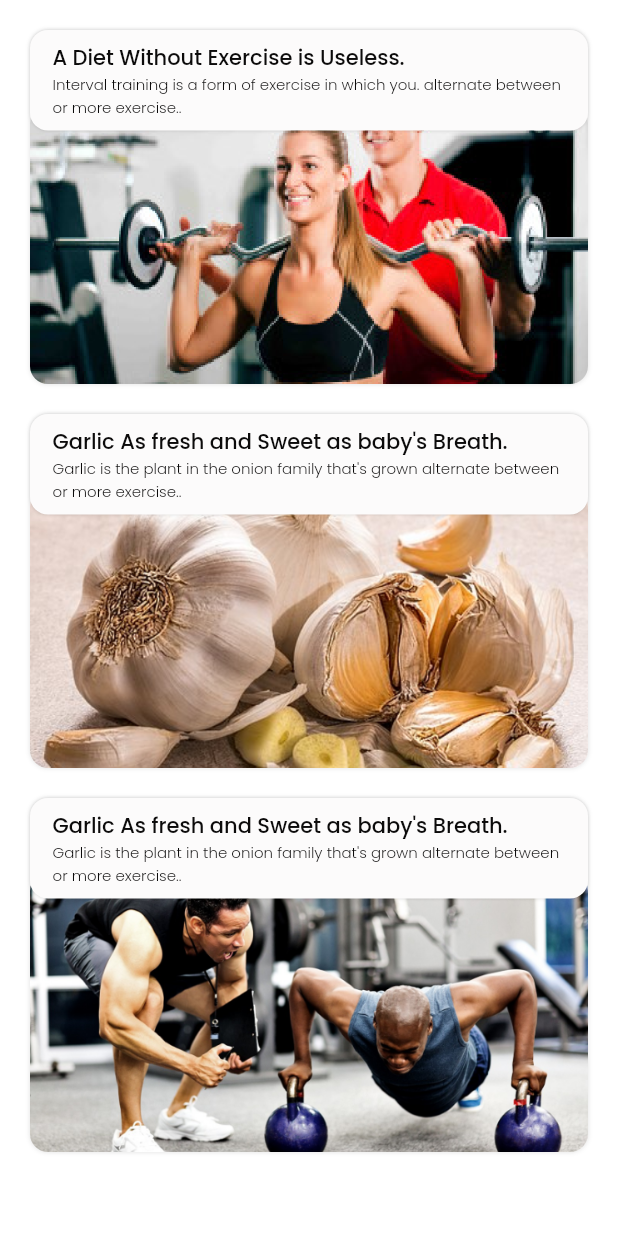
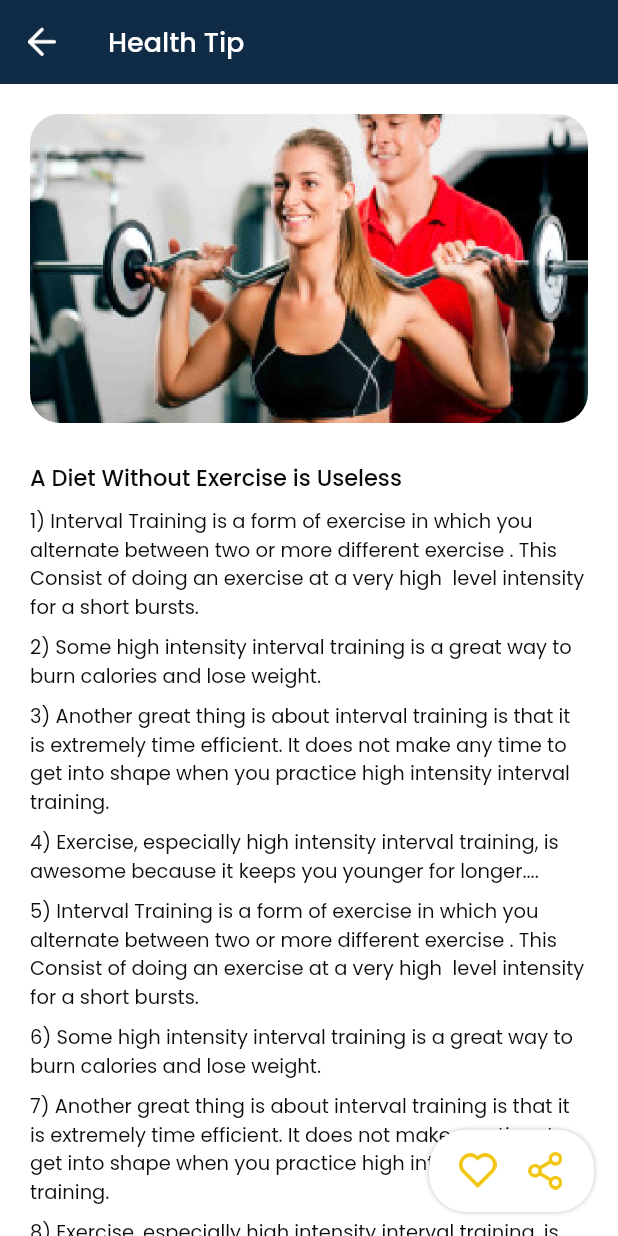
Before and after one commit to kasun751/healtho_gym_fitness_flutter, a Flutter app: the HealthTipScreen screen opened directly, after a tap on "A Diet Without Exercise is Useless.", on a phone screen of 412 x 824 dp. Run offline on Flutter 3.47's test engine with Material 3 defaults, Android fonts, the phone set to English and light mode, and no system bars; our stand-ins replace flutter_rating_bar; missing offline and left inert: otp_text_field_v2, otp_timer_button.

Commit message:
design done

```diff
--- /dev/null
+++ b/lib/screen/home/top_tab_view/health_tip/health_tip_details_screen.dart
@@ -0,0 +1,190 @@
+import 'package:flutter/material.dart';
+import 'package:healtho_gym/common/color_extension.dart';
+
+class HealthTipDetailScreen extends StatefulWidget {
+  const HealthTipDetailScreen({super.key});
+
+  @override
+  State<HealthTipDetailScreen> createState() => _HealthTipDetailScreenState();
+}
+
+class _HealthTipDetailScreenState extends State<HealthTipDetailScreen> {
+  @override
+  Widget build(BuildContext context) {
+    return Scaffold(
+      appBar: AppBar(
+        leading: IconButton(
+          onPressed: () {
+            context.pop();
+          },
+          icon: Image.asset(
+            "assets/img/back.png",
+            width: 20,
+            height: 20,
+            color: Colors.white,
+          ),
+        ),
+        backgroundColor: TColor.secondary,
+        centerTitle: false,
+        title: const Text(
+          "Health Tip",
+          style: TextStyle(
+            color: Colors.white,
+            fontSize: 18,
+          ),
+        ),
+      ),
+      body: SingleChildScrollView(
+        child: Column(
+          crossAxisAlignment: CrossAxisAlignment.start,
+          children: [
+            Padding(
+              padding: const EdgeInsets.symmetric(horizontal: 20, vertical: 20),
+              child: Column(
+                crossAxisAlignment: CrossAxisAlignment.start,
+                children: [
+                  ClipRRect(
+                    borderRadius: BorderRadius.circular(20),
+                    child: Image.asset(
+                      "assets/img/home_1.png",
+                      width: double.maxFinite,
+                      height: context.width * 0.5,
+                      fit: BoxFit.cover,
+                    ),
+                  ),
+                  const SizedBox(
+                    height: 25,
+                  ),
+                  Text(
+                    "A Diet Without Exercise is Useless",
+                    style: TextStyle(
+                      color: TColor.primaryText,
+                      fontSize: 15,
+                      fontWeight: FontWeight.w500,
+                    ),
+                  ),
+                  const SizedBox(
+                    height: 8,
+                  ),
+                  Text(
+                    "1) Interval Training is a form of exercise in which you alternate between two or more different exercise . This Consist of doing an exercise at a very high  level intensity for a short bursts.",
+                    style: TextStyle(
+                      color: TColor.primaryText,
+                      fontSize: 13,
+                    ),
+                  ),
+                  const SizedBox(
+                    height: 8,
+                  ),
+                  Text(
+                    "2) Some high intensity interval training is a great way to burn calories and lose weight.",
+                    style: TextStyle(
+                      color: TColor.primaryText,
+                      fontSize: 13,
+                    ),
+                  ),
+                  const SizedBox(
+                    height: 8,
+                  ),
+                  Text(
+                    "3) Another great thing is about interval training is that it is extremely time efficient. It does not make any time to get into shape when you practice high intensity interval training.",
+                    style: TextStyle(
+                      color: TColor.primaryText,
+                      fontSize: 13,
+                    ),
+                  ),
+                  const SizedBox(
+                    height: 8,
+                  ),
+                  Text(
+                    "4) Exercise, especially high intensity interval training, is awesome because it keeps you younger for longer....",
+                    style: TextStyle(
+                      color: TColor.primaryText,
+                      fontSize: 13,
+                    ),
+                  ),
+                  const SizedBox(
+                    height: 8,
+                  ),
+                  Text(
+                    "5) Interval Training is a form of exercise in which you alternate between two or more different exercise . This Consist of doing an exercise at a very high  level intensity for a short bursts.",
+                    style: TextStyle(
+                      color: TColor.primaryText,
+                      fontSize: 13,
+                    ),
+                  ),
+                  const SizedBox(
+                    height: 8,
+                  ),
+                  Text(
+                    "6) Some high intensity interval training is a great way to burn calories and lose weight.",
+                    style: TextStyle(
+                      color: TColor.primaryText,
+                      fontSize: 13,
+                    ),
+                  ),
+                  const SizedBox(
+                    height: 8,
+                  ),
+                  Text(
+                    "7) Another great thing is about interval training is that it is extremely time efficient. It does not make any time to get into shape when you practice high intensity interval training.",
+                    style: TextStyle(
+                      color: TColor.primaryText,
+                      fontSize: 13,
+                    ),
+                  ),
+                  const SizedBox(
+                    height: 8,
+                  ),
+                  Text(
+                    "8) Exercise, especially high intensity interval training, is awesome because it keeps you younger for longer….",
+                    style: TextStyle(
+                      color: TColor.primaryText,
+                      fontSize: 13,
+                    ),
+                  ),
+                ],
+              ),
+            )
+          ],
+        ),
+      ),
+      floatingActionButton: Container(
+        padding: const EdgeInsets.symmetric(horizontal: 20, vertical: 15),
+        decoration: BoxDecoration(
+            color: Colors.white,
+            borderRadius: BorderRadius.circular(25),
+            boxShadow: const [
+              BoxShadow(
+                color: Colors.black26,
+                blurRadius: 2,
+              ),
+            ]),
+        child: Row(
+          mainAxisSize: MainAxisSize.min,
+          children: [
+            InkWell(
+              onTap: () {},
+              child: Image.asset(
+                "assets/img/fav_color.png",
+                width: 25,
+                height: 25,
+              ),
+            ),
+            const SizedBox(
+              width: 20,
+            ),
+            InkWell(
+              onTap: () {},
+              child: Image.asset(
+                "assets/img/share.png",
+                width: 25,
+                height: 25,
+              ),
+            ),
+          ],
+        ),
+      ),
+    );
+  }
+}
--- a/lib/screen/home/top_tab_view/health_tip/health_tip_screen.dart
+++ b/lib/screen/home/top_tab_view/health_tip/health_tip_screen.dart
@@ -1,4 +1,6 @@
 import 'package:flutter/material.dart';
+import 'package:healtho_gym/common/color_extension.dart';
+import 'package:healtho_gym/screen/home/top_tab_view/health_tip/health_tip_details_screen.dart';
 import 'package:healtho_gym/screen/home/top_tab_view/health_tip/health_tip_row.dart';
 
 class HealthTipScreen extends StatefulWidget {
@@ -39,7 +41,9 @@ class _HealthTipScreenState extends State<HealthTipScreen> {
             var obj = listArr[index] as Map? ?? {};
             return HealthTipRow(
               obj: obj,
-              onPressed: () {},
+              onPressed: () {
+                context.push(const HealthTipDetailScreen());
+              },
             );
           },
           separatorBuilder: (context, index) => const SizedBox(
```
Also changed, not shown: assets/img/back_white.png (added).
